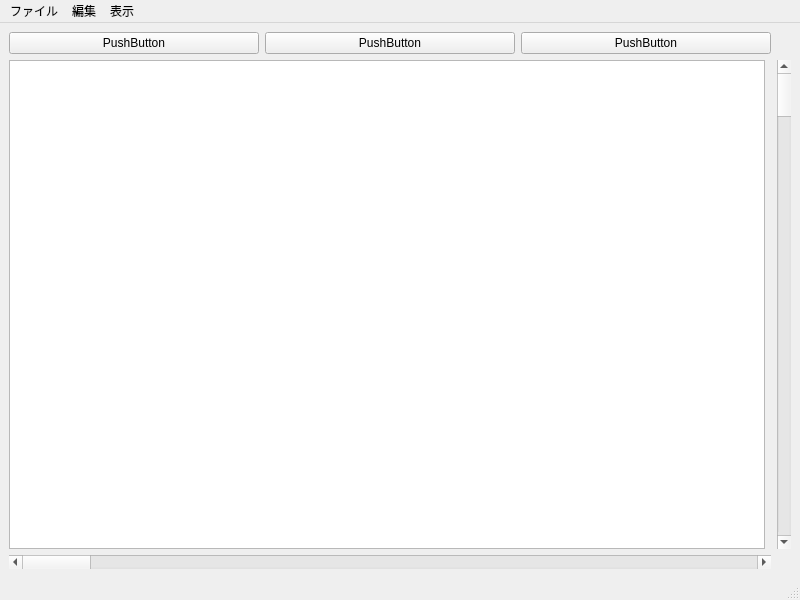
Above: mainwindow.ui from ApoPapyyo/F0-Editor before the change. Below: the same form after it.
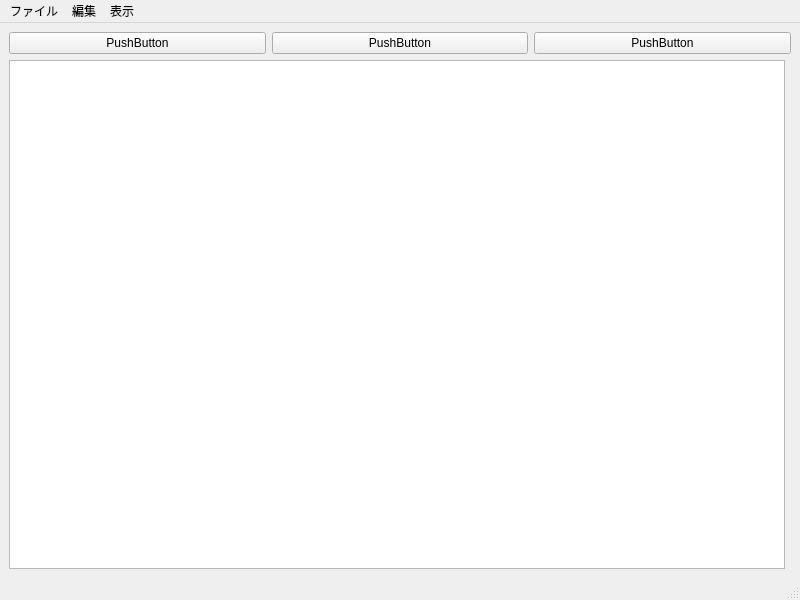
That is the form after the change.

What changed in the file:
```diff
--- a/mainwindow.ui
+++ b/mainwindow.ui
@@ -21,20 +21,6 @@
     <bool>false</bool>
    </property>
    <layout class="QGridLayout" name="gridLayout_2">
-    <item row="2" column="0" colspan="2">
-     <widget class="QScrollBar" name="horizontalScrollBar">
-      <property name="orientation">
-       <enum>Qt::Orientation::Horizontal</enum>
-      </property>
-     </widget>
-    </item>
-    <item row="1" column="2">
-     <widget class="QScrollBar" name="verticalScrollBar">
-      <property name="orientation">
-       <enum>Qt::Orientation::Vertical</enum>
-      </property>
-     </widget>
-    </item>
     <item row="0" column="0" colspan="2">
      <layout class="QGridLayout" name="gridLayout">
       <item row="0" column="0">
```
Left out of the diff: 6 changed lines with no effect on the pictures.
